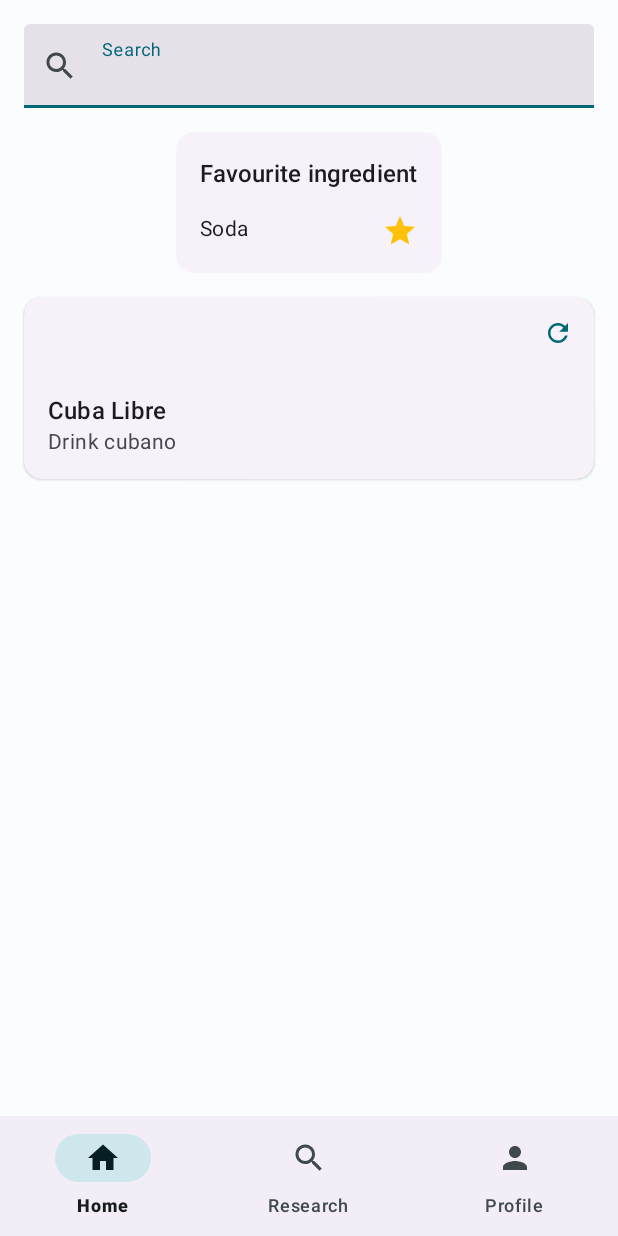
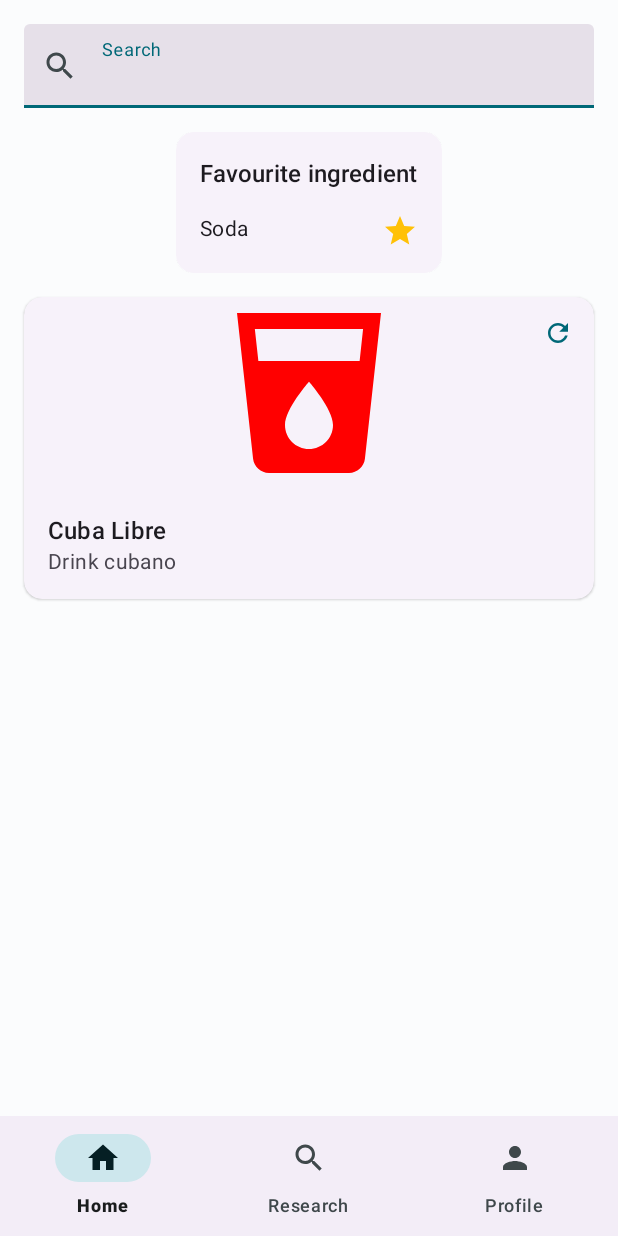
Before and after one commit to AndreaDAmicis22/WellDrinkAppAndroid, an Android app: the screen it shows after launch (MainActivity), on a phone screen of 412 x 824 dp. Run offline under Robolectric (Android 15) with nearby library versions, the phone set to English and light mode, and no system bars; our stand-ins replace navigation-ui.

Commit message:
Sistemate immagini

```diff
--- /dev/null
+++ b/app/src/main/res/drawable/ic_baseline_local_drink_128.xml
@@ -0,0 +1,5 @@
+<vector android:height="128dp" android:tint="#FF0000"
+    android:viewportHeight="24" android:viewportWidth="24"
+    android:width="128dp" xmlns:android="http://schemas.android.com/apk/res/android">
+    <path android:fillColor="@android:color/white" android:pathData="M3,2l2.01,18.23C5.13,21.23 5.97,22 7,22h10c1.03,0 1.87,-0.77 1.99,-1.77L21,2L3,2zM12,19c-1.66,0 -3,-1.34 -3,-3 0,-2 3,-5.4 3,-5.4s3,3.4 3,5.4c0,1.66 -1.34,3 -3,3zM18.33,8L5.67,8l-0.44,-4h13.53l-0.43,4z"/>
+</vector>
--- a/app/src/main/res/layout/fragment_main.xml
+++ b/app/src/main/res/layout/fragment_main.xml
@@ -98,12 +98,12 @@
                     android:layout_width="wrap_content"
                     android:layout_height="wrap_content"
                     android:contentDescription="@string/home_random_img"
+                    android:src="@drawable/ic_baseline_local_drink_128"
                     app:layout_constraintBottom_toBottomOf="parent"
                     app:layout_constraintEnd_toEndOf="parent"
                     app:layout_constraintStart_toStartOf="parent"
                     app:layout_constraintTop_toTopOf="parent"
-                    tools:ignore="ImageContrastCheck"
-                    tools:srcCompat="@tools:sample/avatars" />
+                    tools:ignore="ImageContrastCheck" />
 
                 <Button
                     android:id="@+id/home_random_btn"
--- a/app/src/main/res/layout/fragment_profile.xml
+++ b/app/src/main/res/layout/fragment_profile.xml
@@ -26,11 +26,11 @@
         android:layout_height="wrap_content"
         android:layout_marginTop="16dp"
         android:contentDescription="@string/profile_img"
+        android:src="@drawable/ic_baseline_local_drink_128"
         app:layout_constraintEnd_toEndOf="parent"
         app:layout_constraintStart_toStartOf="parent"
         app:layout_constraintTop_toTopOf="parent"
-        tools:ignore="ImageContrastCheck"
-        tools:srcCompat="@tools:sample/avatars" />
+        tools:ignore="ImageContrastCheck"/>
 
     <TextView
         android:id="@+id/profile_txtNameProfile"
--- a/app/src/main/res/layout/fragment_research.xml
+++ b/app/src/main/res/layout/fragment_research.xml
@@ -110,7 +110,7 @@
                         android:layout_height="wrap_content"
                         android:contentDescription="@string/research_card_img"
                         tools:ignore="ImageContrastCheck"
-                        tools:srcCompat="@tools:sample/avatars" />
+                        android:src="@drawable/ic_baseline_local_drink_128" />
 
                     <LinearLayout
                         android:layout_width="match_parent"
```
